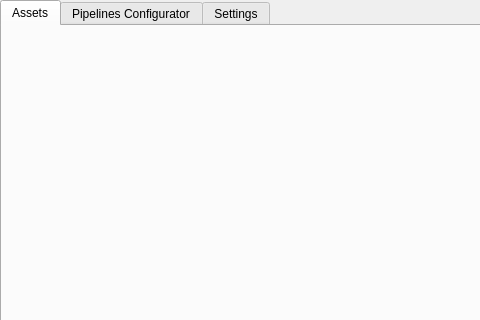
First picture: the form in MainApplication/MainApplication_GUI.ui, repository tkideneb1999/GameAssetPipelineProgram, before the edit; both pictures show x 0 to 480 and y 0 to 320 of the 1041 by 600 pixel window.
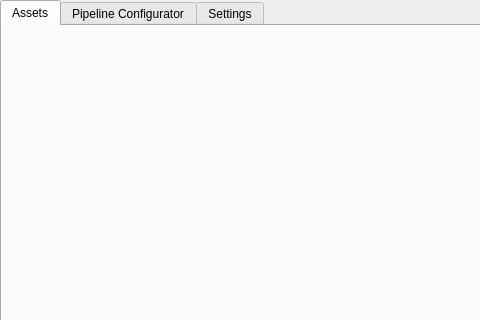
Second picture: the form after the edit.

Commit message: finished refactor of Pipeline & Pipeline Configurator, UI adjustments

The edit to the form file:
```diff
--- a/MainApplication/MainApplication_GUI.ui
+++ b/MainApplication/MainApplication_GUI.ui
@@ -65,7 +65,7 @@
         <bool>true</bool>
        </property>
        <attribute name="title">
-        <string>Pipelines Configurator</string>
+        <string>Pipeline Configurator</string>
        </attribute>
        <layout class="QVBoxLayout" name="verticalLayout_3"/>
       </widget>
```
The commit also changes 5 other files.
